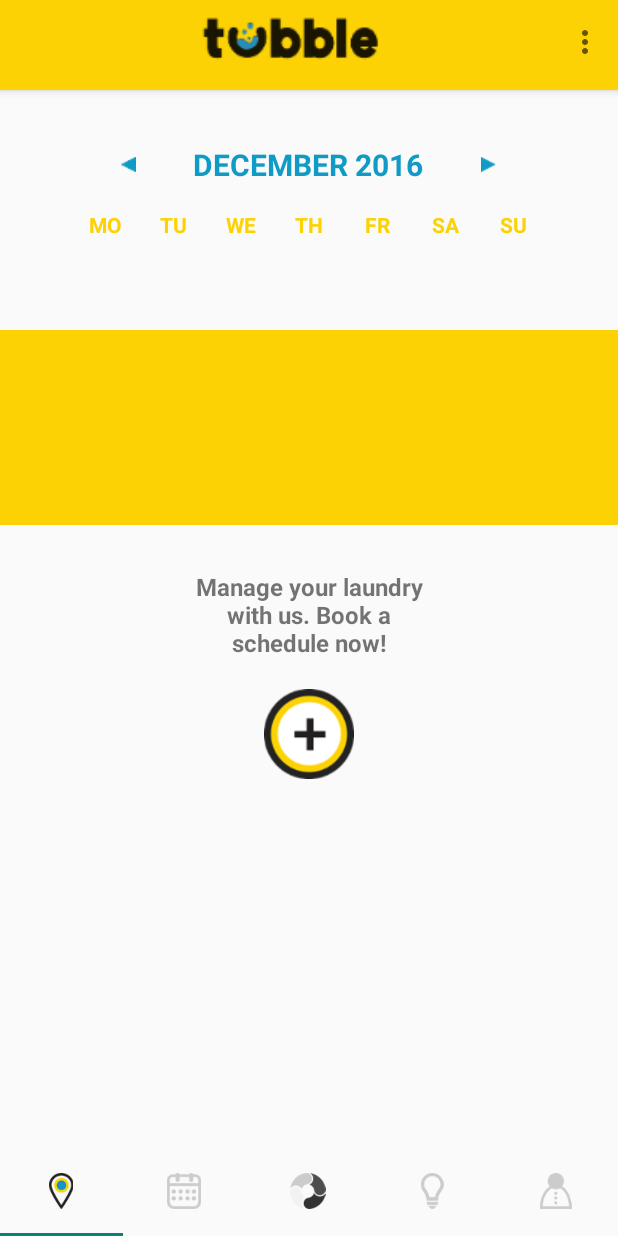
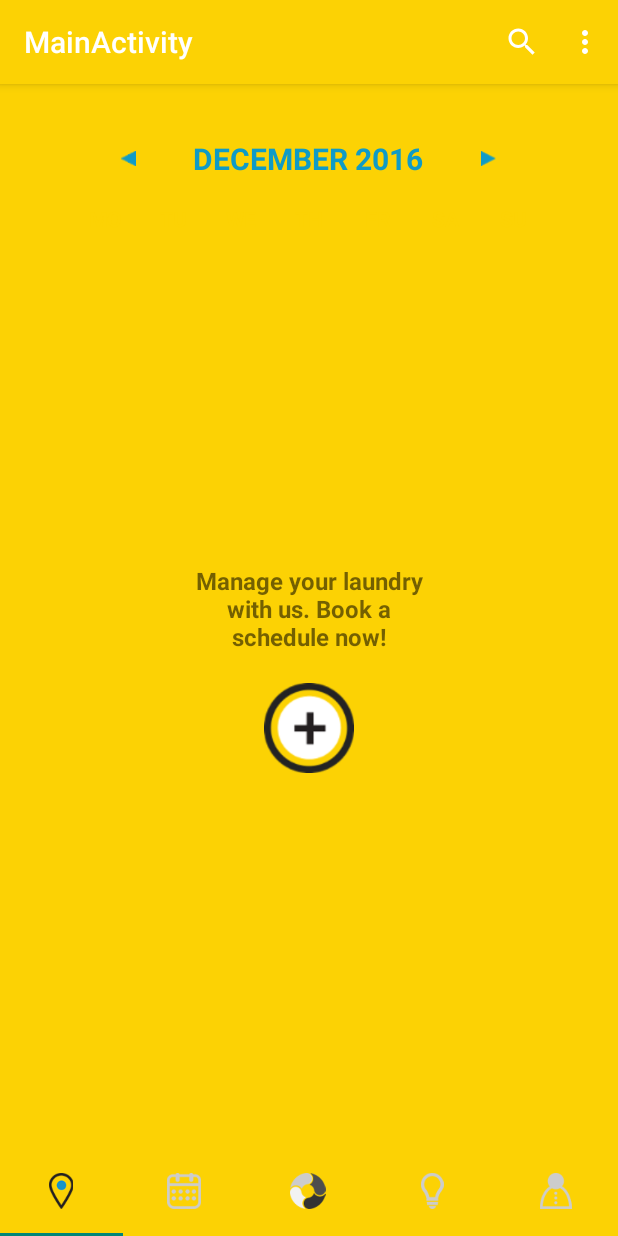
Before and after one commit to sarahbcuevas/Tubble, an Android app: the MainActivity screen opened directly, with no data from a screen before it, on a phone screen of 412 x 824 dp. Run offline under Robolectric (Android 15) with nearby library versions, the phone set to English and light mode, and no system bars; 16 statements that could not run were skipped.

Commit message:
Tentative search UI

```diff
--- a/app/src/main/AndroidManifest.xml
+++ b/app/src/main/AndroidManifest.xml
@@ -45,7 +45,7 @@
         <activity
             android:name=".MainActivity"
             android:label="@string/title_activity_main"
-            android:theme="@style/AppTheme" />
+            android:theme="@style/Theme.MyCompatTheme" />
 
         <activity
             android:name=".LoginActivity"
--- a/app/src/main/java/com/laundryapp/tubble/MainActivity.java
+++ b/app/src/main/java/com/laundryapp/tubble/MainActivity.java
@@ -1,27 +1,23 @@
 package com.laundryapp.tubble;
 
-import android.app.ActionBar;
 import android.content.Context;
 import android.net.Uri;
 import android.os.Bundle;
 import android.support.design.widget.TabLayout;
 import android.support.v4.app.Fragment;
-import android.support.v4.app.FragmentActivity;
 import android.support.v4.app.FragmentManager;
 import android.support.v4.app.FragmentPagerAdapter;
+import android.support.v4.view.MenuItemCompat;
 import android.support.v4.view.ViewPager;
+import android.support.v7.app.AppCompatActivity;
+import android.support.v7.widget.SearchView;
 import android.view.Menu;
 import android.view.MenuItem;
 import android.widget.Toolbar;
-import android.util.Log;
-import android.view.View;
-import android.widget.ImageView;
-import android.widget.Toast;
 
 import com.google.android.gms.appindexing.Action;
 import com.google.android.gms.appindexing.AppIndex;
 import com.google.android.gms.common.api.GoogleApiClient;
-import com.google.android.gms.common.api.Status;
 import com.laundryapp.tubble.entities.LaundryShop;
 import com.laundryapp.tubble.entities.User;
 import com.laundryapp.tubble.fragment.FindFragment;
@@ -30,9 +26,12 @@ import com.laundryapp.tubble.fragment.ProfileFragment;
 import com.laundryapp.tubble.fragment.SchedulerFragment;
 import com.laundryapp.tubble.fragment.StatusFragment;
 import com.laundryapp.tubble.fragment.TipsFragment;
-import com.squareup.picasso.Picasso;
 
-public class MainActivity extends FragmentActivity implements FindFragment.OnFragmentInteractionListener, SchedulerFragment.OnFragmentInteractionListener, ProfileFragment.OnFragmentInteractionListener, StatusFragment.OnFragmentInteractionListener, TipsFragment.OnFragmentInteractionListener, LaundryRequestFragment.OnFragmentInteractionListener {
+public class MainActivity extends AppCompatActivity implements
+        SearchView.OnQueryTextListener,
+        FindFragment.OnFragmentInteractionListener, SchedulerFragment.OnFragmentInteractionListener,
+        ProfileFragment.OnFragmentInteractionListener, StatusFragment.OnFragmentInteractionListener,
+        TipsFragment.OnFragmentInteractionListener, LaundryRequestFragment.OnFragmentInteractionListener {
 
     private final String TAG = this.getClass().getName();
     private TabPagerAdapter mTabPagerAdapter;
@@ -60,15 +59,8 @@ public class MainActivity extends FragmentActivity implements FindFragment.OnFra
             LaundryShop shop = LaundryShop.findById(LaundryShop.class, user_id);
         }
 
-        Toolbar mToolbar = (Toolbar) findViewById(R.id.toolbar);
-        setActionBar(mToolbar);
-//        ActionBar actionBar = getActionBar();
-//        actionBar.setDisplayOptions(ActionBar.DISPLAY_SHOW_CUSTOM);
-//        actionBar.setCustomView(R.layout.toolbar);
-//        actionBar.show();
-//        Log.d("Sarah", "Action bar is showing? " + actionBar.isShowing());
-//        mToolbar = (Toolbar) findViewById(R.id.toolbar);
-//        Picasso.with(getApplicationContext()).load(R.drawable.tubblelogo).into((ImageView) mToolbar.findViewById(R.id.tubble_logo));
+//        Toolbar mToolbar = (Toolbar) findViewById(R.id.toolbar);
+//        mToolbar.setTitle("");
 //        setActionBar(mToolbar);
 
         // ATTENTION: This was auto-generated to implement the App Indexing API.
@@ -142,6 +134,11 @@ public class MainActivity extends FragmentActivity implements FindFragment.OnFra
     @Override
     public boolean onCreateOptionsMenu(Menu menu) {
         getMenuInflater().inflate(R.menu.menu_main, menu);
+
+        MenuItem searchItem = menu.findItem(R.id.search);
+        SearchView searchView = (SearchView) MenuItemCompat.getActionView(searchItem);
+        searchView.setOnQueryTextListener(this);
+
         return super.onCreateOptionsMenu(menu);
     }
 
@@ -151,9 +148,23 @@ public class MainActivity extends FragmentActivity implements FindFragment.OnFra
             case R.id.action_logout:
                 Utility.logout(this);
                 return true;
+            case R.id.search:
+                SearchView searchView = (SearchView) MenuItemCompat.getActionView(item);
+                searchView.setOnQueryTextListener(this);
+                return true;
             default:
                 return super.onOptionsItemSelected(item);
         }
+    }
+
+    @Override
+    public boolean onQueryTextSubmit(String query) {
+        return false;
+    }
+
+    @Override
+    public boolean onQueryTextChange(String newText) {
+        return false;
     }
 
     @Override
--- a/app/src/main/res/layout/activity_mainpage.xml
+++ b/app/src/main/res/layout/activity_mainpage.xml
@@ -4,7 +4,7 @@
     android:layout_height="match_parent"
     android:orientation="vertical">
 
-    <include layout="@layout/toolbar"/>
+    <!--<include layout="@layout/toolbar"/>-->
 
     <com.laundryapp.tubble.views.NonSwipeableViewPager
         android:id="@+id/pager"
--- a/app/src/main/res/menu/menu_main.xml
+++ b/app/src/main/res/menu/menu_main.xml
@@ -2,9 +2,16 @@
     xmlns:app="http://schemas.android.com/apk/res-auto"
     xmlns:tools="http://schemas.android.com/tools"
     tools:context="com.laundryapp.tubble.MainActivity">
+
     <item
         android:id="@+id/action_logout"
         android:orderInCategory="100"
         android:title="@string/action_logout"
         app:showAsAction="never" />
+
+    <item android:id="@+id/search"
+        android:title="@string/action_search"
+        android:icon="@drawable/ic_search_black_48dp"
+        app:showAsAction="ifRoom"
+        app:actionViewClass="android.support.v7.widget.SearchView" />
 </menu>
--- a/app/src/main/res/values/strings.xml
+++ b/app/src/main/res/values/strings.xml
@@ -1,6 +1,7 @@
 <resources>
     <string name="app_name">Tubble</string>
     <string name="action_settings">Settings</string>
+    <string name="action_search">Search</string>
     <string name="action_logout">Log out</string>
 
     <string name="preference_file_key">com.laundryapp.tubble.PREFERENCE_FILE_KEY</string>
--- a/app/src/main/res/values/styles.xml
+++ b/app/src/main/res/values/styles.xml
@@ -14,6 +14,18 @@
     <style name="AppTheme.NoActionBar">
         <item name="windowActionBar">false</item>
         <item name="windowNoTitle">true</item>
+    </style>
+
+    <style name="Theme.MyCompatTheme" parent="@style/Theme.AppCompat.Light.DarkActionBar">
+        <item name="android:windowBackground">@color/tubble_yellow</item>
+        <item name="android:actionBarStyle">@style/ActionBar</item>
+        <item name="actionBarStyle">@style/ActionBar</item>
+    </style>
+
+    <style name="ActionBar"
+        parent="@style/Widget.AppCompat.Light.ActionBar.Solid.Inverse">
+        <item name="android:background">@color/tubble_yellow</item>
+        <item name="background">@color/tubble_yellow</item>
     </style>
 
     <style name="AppTheme.AppBarOverlay" parent="ThemeOverlay.AppCompat.Dark.ActionBar" />
```
Also changed, not shown: app/src/main/java/com/laundryapp/tubble/fragment/FindFragment.java (+4 -21 lines), app/src/main/res/drawable-xxxhdpi/ic_search_black_48dp.png (added), app/src/main/res/drawable-xxxhdpi/search.png (added).
